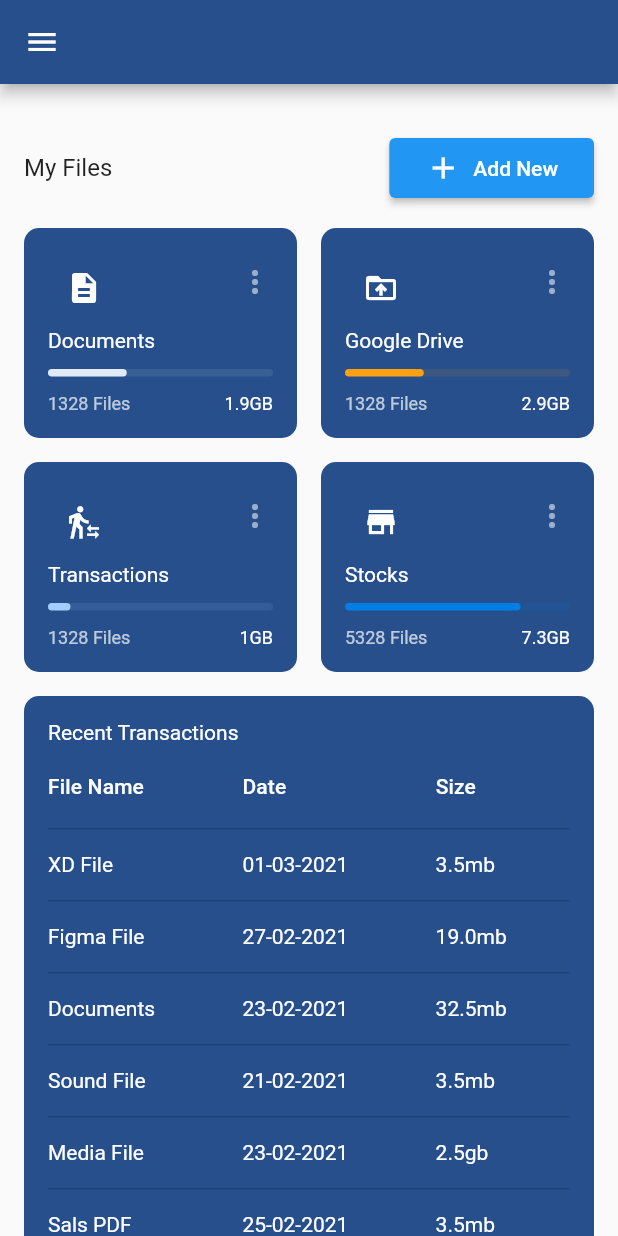
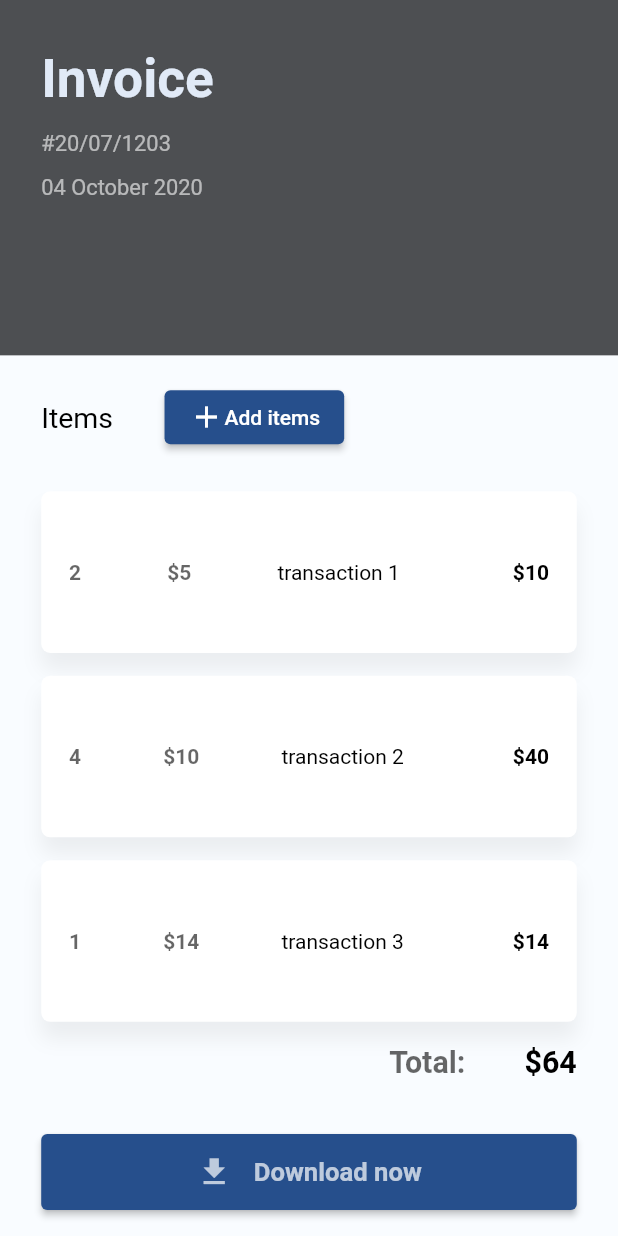
Before and after one commit to Nimishavashistha/hackathon, a Flutter app: the screen it shows after launch, on a phone screen of 412 x 824 dp. Run offline on Flutter 3.47's test engine with Material 2 defaults, Android fonts, the phone set to English and light mode, and no system bars; our stand-ins replace fl_chart, get.

Commit message:
invoice added

```diff
--- a/lib/app/constants/constants.dart
+++ b/lib/app/constants/constants.dart
@@ -1,7 +1,36 @@
 import 'package:flutter/material.dart';
 
+class ScreenConfig {
+  static double deviceWidth;
+  static double deviceHeight;
+  static double designHeight = 1300;
+  static double designWidth = 600;
+  static init(BuildContext context) {
+    deviceWidth = MediaQuery.of(context).size.width;
+    deviceHeight = MediaQuery.of(context).size.height;
+  }
+
+  // Designer user 1300 device height,
+  // so I have to normalize to the device height
+  static double getProportionalHeight(height) {
+    return (height / designHeight) * deviceHeight;
+  }
+
+  static double getProportionalWidth(width) {
+    return (width / designWidth) * deviceWidth;
+  }
+}
+
+const iPrimarryColor = Color(0xFFF9FCFF);
+const iAccentColor = Color(0x800080);
+const iAccentColor2 = Color(0x8A2BE2);
 const primaryColor = Color(0xFFe1eaf7);
 const secondaryColor = Color(0xFF264f8c);
 const bgColor = Color(0xFF212332);
+const defaultPadding = 16.0;
 
-const defaultPadding = 16.0;
+const demoData = [
+  {"price": 5, "quantity": 2, "itemDesc": "transaction 1"},
+  {"price": 10, "quantity": 4, "itemDesc": "transaction 2"},
+  {"price": 14, "quantity": 1, "itemDesc": "transaction 3"}
+];
--- /dev/null
+++ b/lib/app/module/invoice/views/invoice_main_page.dart
@@ -0,0 +1,13 @@
+import 'package:flutter/material.dart';
+import 'package:hackathon/app/constants/constants.dart';
+import 'package:hackathon/app/module/invoice/views/pages/invoice.dart';
+
+class InvoiceMain extends StatelessWidget {
+  @override
+  Widget build(BuildContext context) {
+    return Scaffold(
+      backgroundColor: iPrimarryColor,
+      body: Invoice(),
+    );
+  }
+}
--- /dev/null
+++ b/lib/app/module/invoice/views/pages/invoice.dart
@@ -0,0 +1,61 @@
+import 'package:flutter/material.dart';
+import 'package:hackathon/app/constants/constants.dart';
+import 'package:hackathon/app/module/invoice/views/pages/invoice_body.dart';
+
+class Invoice extends StatelessWidget {
+  @override
+  Widget build(BuildContext context) {
+    ScreenConfig.init(context);
+    return Column(
+      children: [invoiceHeader(), InvoiceBody()],
+    );
+  }
+
+  Widget invoiceHeader() {
+    return Container(
+      width: ScreenConfig.deviceWidth,
+      height: ScreenConfig.getProportionalHeight(374),
+      color: Color(0xFF4D4F52),
+      padding: EdgeInsets.only(
+          top: ScreenConfig.getProportionalHeight(50),
+          left: ScreenConfig.getProportionalWidth(40),
+          right: ScreenConfig.getProportionalWidth(40)),
+      child: Column(
+        crossAxisAlignment: CrossAxisAlignment.start,
+        children: [
+          Column(
+            crossAxisAlignment: CrossAxisAlignment.start,
+            children: [
+              Text(
+                "Invoice",
+                style: TextStyle(
+                    color: primaryColor,
+                    fontWeight: FontWeight.bold,
+                    fontSize: ScreenConfig.getProportionalHeight(56)),
+              ),
+              SizedBox(
+                height: ScreenConfig.getProportionalHeight(20),
+              ),
+              topHeaderText("#20/07/1203"),
+              SizedBox(
+                height: ScreenConfig.getProportionalHeight(20),
+              ),
+              // TODO: form get actual date and format it accondingly
+              topHeaderText("04 October 2020"),
+            ],
+          ),
+          SizedBox(
+            height: ScreenConfig.getProportionalHeight(20),
+          ),
+        ],
+      ),
+    );
+  }
+
+  Text topHeaderText(String label) {
+    return Text(label,
+        style: TextStyle(
+            color: Colors.white.withOpacity(0.6),
+            fontSize: ScreenConfig.getProportionalHeight(23)));
+  }
+}
--- /dev/null
+++ b/lib/app/module/invoice/views/pages/invoice_body.dart
@@ -0,0 +1,168 @@
+import "package:flutter/material.dart";
+import 'package:hackathon/app/constants/constants.dart';
+
+class InvoiceBody extends StatelessWidget {
+  @override
+  Widget build(BuildContext context) {
+    var totalAmount = 64;
+    double height =
+        ScreenConfig.deviceHeight - ScreenConfig.getProportionalHeight(374);
+    return Container(
+      height: height,
+      padding: EdgeInsets.symmetric(
+          horizontal: ScreenConfig.getProportionalWidth(40)),
+      color: iPrimarryColor,
+      child: SingleChildScrollView(
+        child: Column(
+          children: [
+            SizedBox(
+              height: ScreenConfig.getProportionalHeight(27),
+            ),
+            addItemAction(),
+            SizedBox(
+              height: ScreenConfig.getProportionalHeight(40),
+            ),
+            Column(
+                children: List.generate(
+              demoData.length,
+              (index) => Column(
+                children: [
+                  invoiceItem(demoData[index]["quantity"],
+                      demoData[index]["price"], demoData[index]["itemDesc"]),
+                  SizedBox(
+                    height: ScreenConfig.getProportionalHeight(24),
+                  )
+                ],
+              ),
+            )),
+            invoiceTotal(totalAmount),
+            SizedBox(
+              height: ScreenConfig.getProportionalHeight(56),
+            ),
+            ElevatedButton(
+              style: ElevatedButton.styleFrom(
+                  primary: secondaryColor, onPrimary: Colors.white70),
+              child: SizedBox(
+                height: ScreenConfig.getProportionalHeight(80),
+                child: Row(
+                  mainAxisAlignment: MainAxisAlignment.center,
+                  children: [
+                    Icon(Icons.file_download),
+                    SizedBox(
+                      width: ScreenConfig.getProportionalWidth(21),
+                    ),
+                    Text(
+                      "Download now",
+                      style: TextStyle(
+                          fontSize: ScreenConfig.getProportionalHeight(27),
+                          fontWeight: FontWeight.bold),
+                    )
+                  ],
+                ),
+              ),
+              onPressed: () {},
+            )
+          ],
+        ),
+      ),
+    );
+  }
+
+  Row invoiceTotal(int totalAmount) {
+    return Row(
+      mainAxisAlignment: MainAxisAlignment.end,
+      children: [
+        Row(
+          children: [
+            Text(
+              "Total: ",
+              style: TextStyle(
+                  color: Colors.black.withOpacity(0.6),
+                  fontWeight: FontWeight.bold,
+                  fontSize: ScreenConfig.getProportionalHeight(32)),
+            ),
+            SizedBox(
+              width: ScreenConfig.getProportionalWidth(50),
+            ),
+            Text(
+              "\$$totalAmount",
+              style: TextStyle(
+                  color: Colors.black,
+                  fontWeight: FontWeight.bold,
+                  fontSize: ScreenConfig.getProportionalHeight(32)),
+            )
+          ],
+        )
+      ],
+    );
+  }
+
+  Container invoiceItem(int quantity, int price, String itemDesc) {
+    int totalValue = quantity * price;
+
+    return Container(
+      height: ScreenConfig.getProportionalHeight(170),
+      padding: EdgeInsets.symmetric(
+          horizontal: ScreenConfig.getProportionalWidth(27)),
+      decoration: BoxDecoration(
+          color: Colors.white,
+          boxShadow: [
+            BoxShadow(
+                offset: Offset(0, 11),
+                blurRadius: 11,
+                color: Colors.black.withOpacity(0.06))
+          ],
+          borderRadius: BorderRadius.circular(6)),
+      child: Row(
+        crossAxisAlignment: CrossAxisAlignment.center,
+        mainAxisAlignment: MainAxisAlignment.spaceBetween,
+        children: [
+          Text(
+            quantity.toString(),
+            style: TextStyle(
+                color: Colors.black.withOpacity(0.6),
+                fontWeight: FontWeight.bold),
+          ),
+          Text(
+            "\$$price",
+            style: TextStyle(
+                color: Colors.black.withOpacity(0.6),
+                fontWeight: FontWeight.bold),
+          ),
+          SizedBox(
+            width: ScreenConfig.getProportionalWidth(145),
+            child: Text(
+              itemDesc,
+              style: TextStyle(color: Colors.black),
+            ),
+          ),
+          Text(
+            "\$$totalValue",
+            style: TextStyle(color: Colors.black, fontWeight: FontWeight.bold),
+          )
+        ],
+      ),
+    );
+  }
+
+  Row addItemAction() {
+    return Row(
+      children: [
+        Text("Items",
+            style: TextStyle(
+                color: Colors.black,
+                fontSize: ScreenConfig.getProportionalHeight(30))),
+        SizedBox(
+          width: ScreenConfig.getProportionalWidth(50),
+        ),
+        ElevatedButton(
+          style: ElevatedButton.styleFrom(primary: secondaryColor),
+          child: Row(
+            children: [Icon(Icons.add), Text("Add items")],
+          ),
+          onPressed: () {},
+        )
+      ],
+    );
+  }
+}
--- a/lib/app/routes/app_pages.dart
+++ b/lib/app/routes/app_pages.dart
@@ -3,6 +3,7 @@ import 'package:hackathon/app/module/auth/binding/auth_binding.dart';
 import 'package:hackathon/app/module/auth/views/auth_screen.dart';
 import 'package:hackathon/app/module/dashboard/binding/dashboard_binding.dart';
 import 'package:hackathon/app/module/dashboard/views/dashboard_screen.dart';
+import 'package:hackathon/app/module/invoice/views/invoice_main_page.dart';
 
 part 'app_routes.dart';
 
@@ -18,6 +19,10 @@ abstract class AppPages {
         name: _Paths.dashboard,
         page: () => DashboardScreen(),
         binding: DashboardBinding(),
+        transitionDuration: transitionDuration),
+    GetPage(
+        name: _Paths.invoice,
+        page: () => InvoiceMain(),
         transitionDuration: transitionDuration)
   ];
 }
--- a/lib/app/routes/app_routes.dart
+++ b/lib/app/routes/app_routes.dart
@@ -3,9 +3,11 @@ part of 'app_pages.dart';
 abstract class AppRoutes {
   static const authScreen = _Paths.authScreen;
   static const dashboard = _Paths.dashboard;
+  static const invoice = _Paths.invoice;
 }
 
 abstract class _Paths {
   static const authScreen = "/auth_screen";
   static const dashboard = "/dashboard";
+  static const invoice = "/invoice";
 }
--- a/lib/main.dart
+++ b/lib/main.dart
@@ -19,6 +19,6 @@ class MyApp extends StatelessWidget {
               textTheme: ButtonTextTheme.primary,
             )),
         getPages: AppPages.pages,
-        initialRoute: AppRoutes.dashboard);
+        initialRoute: AppRoutes.invoice);
   }
 }
```
